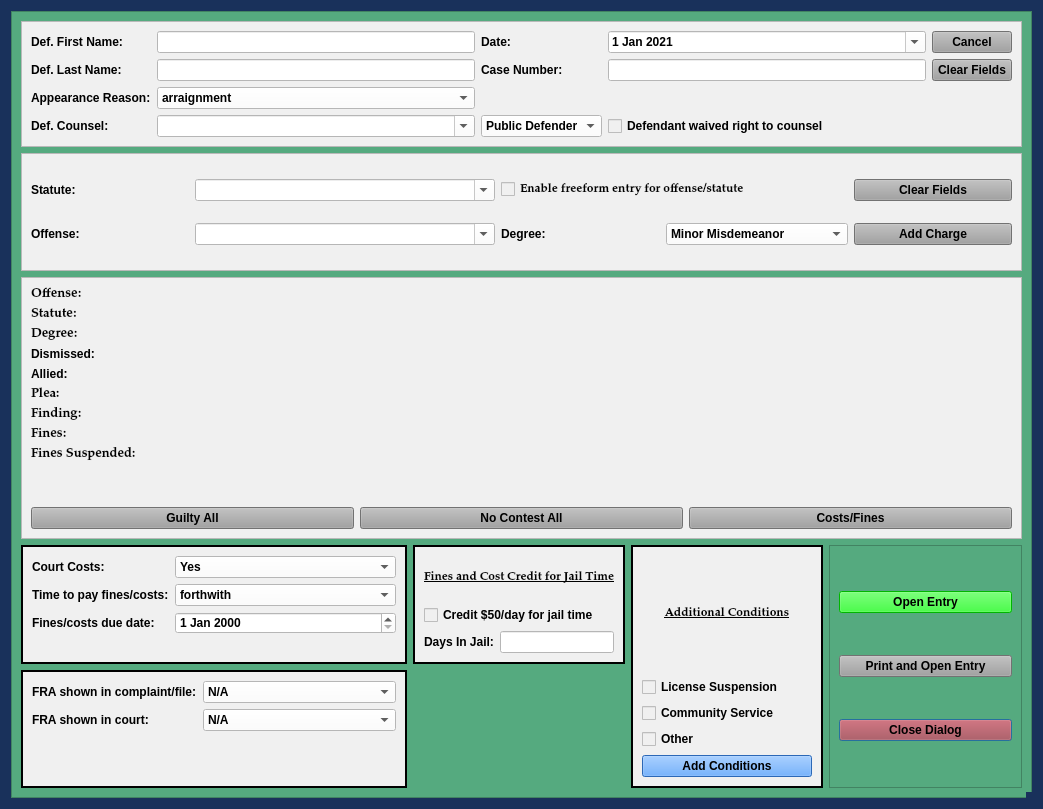
First picture: the form in package/views/ui/NoJailPleaDialog.ui, repository HunterProgram22/MuniEntry, before the edit.
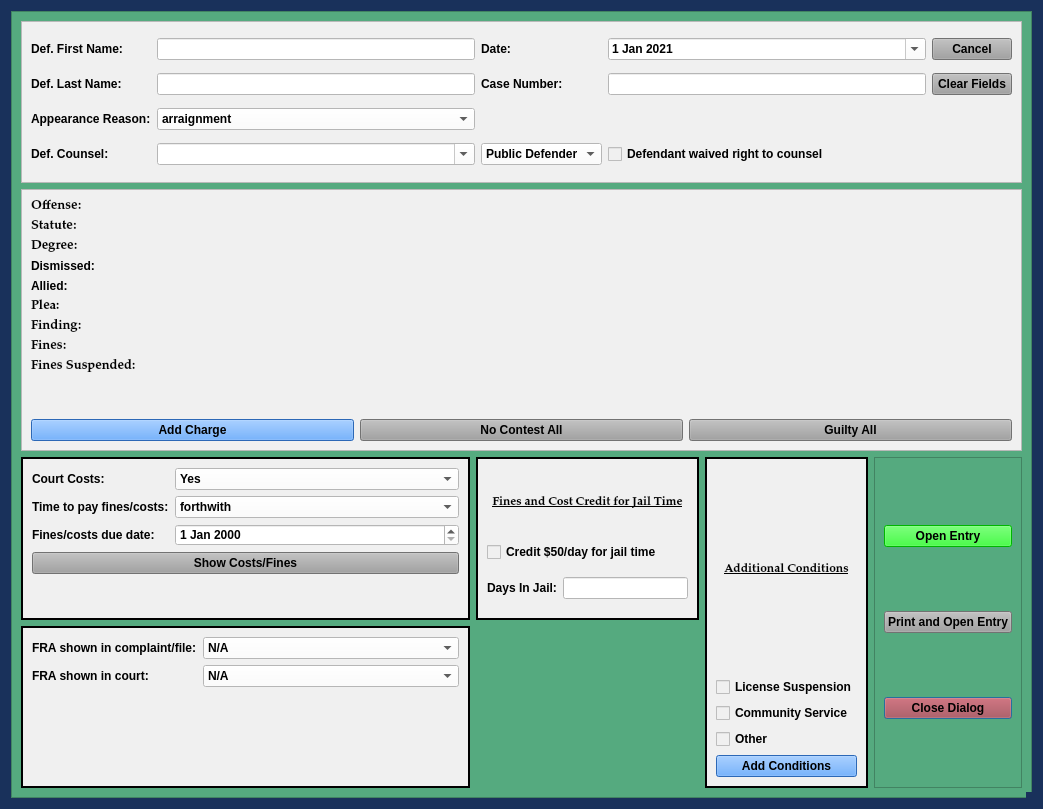
Second picture: the form after the edit.

Commit message: Working on add charge dialog.

```diff
--- a/package/views/ui/NoJailPleaDialog.ui
+++ b/package/views/ui/NoJailPleaDialog.ui
@@ -162,113 +162,12 @@
        <rect>
         <x>0</x>
         <y>0</y>
-        <width>1000</width>
-        <height>818</height>
+        <width>1021</width>
+        <height>787</height>
        </rect>
       </property>
-      <layout class="QGridLayout" name="gridLayout_4" columnstretch="2,1,1,1">
-       <item row="3" column="0">
-        <widget class="QFrame" name="frame_5">
-         <property name="sizePolicy">
-          <sizepolicy hsizetype="Preferred" vsizetype="Preferred">
-           <horstretch>0</horstretch>
-           <verstretch>0</verstretch>
-          </sizepolicy>
-         </property>
-         <property name="styleSheet">
-          <string notr="true">background-color: rgb(240, 240, 240);</string>
-         </property>
-         <property name="frameShape">
-          <enum>QFrame::Box</enum>
-         </property>
-         <property name="frameShadow">
-          <enum>QFrame::Plain</enum>
-         </property>
-         <property name="lineWidth">
-          <number>2</number>
-         </property>
-         <layout class="QFormLayout" name="formLayout">
-          <item row="0" column="0">
-           <widget class="QLabel" name="label_11">
-            <property name="text">
-             <string>Court Costs:</string>
-            </property>
-           </widget>
-          </item>
-          <item row="0" column="1">
-           <widget class="QComboBox" name="court_costs_box">
-            <property name="styleSheet">
-             <string notr="true">background-color: rgb(255, 255, 255);</string>
-            </property>
-            <item>
-             <property name="text">
-              <string>Yes</string>
-             </property>
-            </item>
-            <item>
-             <property name="text">
-              <string>Waived</string>
-             </property>
-            </item>
-            <item>
-             <property name="text">
-              <string>No</string>
-             </property>
-            </item>
-           </widget>
-          </item>
-          <item row="1" column="0">
-           <widget class="QLabel" name="label_9">
-            <property name="text">
-             <string>Time to pay fines/costs:</string>
-            </property>
-           </widget>
-          </item>
-          <item row="1" column="1">
-           <widget class="QComboBox" name="ability_to_pay_box">
-            <property name="styleSheet">
-             <string notr="true">background-color: rgb(255, 255, 255);</string>
-            </property>
-            <item>
-             <property name="text">
-              <string>forthwith</string>
-             </property>
-            </item>
-            <item>
-             <property name="text">
-              <string>within 30 days</string>
-             </property>
-            </item>
-            <item>
-             <property name="text">
-              <string>within 60 days</string>
-             </property>
-            </item>
-            <item>
-             <property name="text">
-              <string>within 90 days</string>
-             </property>
-            </item>
-           </widget>
-          </item>
-          <item row="2" column="0">
-           <widget class="QLabel" name="label_18">
-            <property name="text">
-             <string>Fines/costs due date:</string>
-            </property>
-           </widget>
-          </item>
-          <item row="2" column="1">
-           <widget class="QDateEdit" name="balance_due_date">
-            <property name="styleSheet">
-             <string notr="true">background-color: rgb(255, 255, 255);</string>
-            </property>
-           </widget>
-          </item>
-         </layout>
-        </widget>
-       </item>
-       <item row="3" column="3" rowspan="2">
+      <layout class="QGridLayout" name="gridLayout_4" columnstretch="2,0,0,0">
+       <item row="2" column="3" rowspan="2">
         <widget class="QFrame" name="frame_2">
          <property name="frameShape">
           <enum>QFrame::StyledPanel</enum>
@@ -317,7 +216,7 @@
          </layout>
         </widget>
        </item>
-       <item row="3" column="2" rowspan="2">
+       <item row="2" column="2" rowspan="2">
         <widget class="QFrame" name="frame_6">
          <property name="sizePolicy">
           <sizepolicy hsizetype="Preferred" vsizetype="Preferred">
@@ -403,7 +302,130 @@
          </layout>
         </widget>
        </item>
-       <item row="2" column="0" colspan="4">
+       <item row="2" column="0">
+        <widget class="QFrame" name="frame_5">
+         <property name="sizePolicy">
+          <sizepolicy hsizetype="Preferred" vsizetype="Preferred">
+           <horstretch>0</horstretch>
+           <verstretch>0</verstretch>
+          </sizepolicy>
+         </property>
+         <property name="styleSheet">
+          <string notr="true">background-color: rgb(240, 240, 240);</string>
+         </property>
+         <property name="frameShape">
+          <enum>QFrame::Box</enum>
+         </property>
+         <property name="frameShadow">
+          <enum>QFrame::Plain</enum>
+         </property>
+         <property name="lineWidth">
+          <number>2</number>
+         </property>
+         <layout class="QFormLayout" name="formLayout">
+          <item row="0" column="0">
+           <widget class="QLabel" name="label_11">
+            <property name="text">
+             <string>Court Costs:</string>
+            </property>
+           </widget>
+          </item>
+          <item row="0" column="1">
+           <widget class="QComboBox" name="court_costs_box">
+            <property name="styleSheet">
+             <string notr="true">background-color: rgb(255, 255, 255);</string>
+            </property>
+            <item>
+             <property name="text">
+              <string>Yes</string>
+             </property>
+            </item>
+            <item>
+             <property name="text">
+              <string>Waived</string>
+             </property>
+            </item>
+            <item>
+             <property name="text">
+              <string>No</string>
+             </property>
+            </item>
+           </widget>
+          </item>
+          <item row="1" column="0">
+           <widget class="QLabel" name="label_9">
+            <property name="text">
+             <string>Time to pay fines/costs:</string>
+            </property>
+           </widget>
+          </item>
+          <item row="1" column="1">
+           <widget class="QComboBox" name="ability_to_pay_box">
+            <property name="styleSheet">
+             <string notr="true">background-color: rgb(255, 255, 255);</string>
+            </property>
+            <item>
+             <property name="text">
+              <string>forthwith</string>
+             </property>
+            </item>
+            <item>
+             <property name="text">
+              <string>within 30 days</string>
+             </property>
+            </item>
+            <item>
+             <property name="text">
+              <string>within 60 days</string>
+             </property>
+            </item>
+            <item>
+             <property name="text">
+              <string>within 90 days</string>
+             </property>
+            </item>
+           </widget>
+          </item>
+          <item row="2" column="0">
+           <widget class="QLabel" name="label_18">
+            <property name="text">
+             <string>Fines/costs due date:</string>
+            </property>
+           </widget>
+          </item>
+          <item row="2" column="1">
+           <widget class="QDateEdit" name="balance_due_date">
+            <property name="styleSheet">
+             <string notr="true">background-color: rgb(255, 255, 255);</string>
+            </property>
+           </widget>
+          </item>
+          <item row="3" column="0" colspan="2">
+           <widget class="QPushButton" name="costs_and_fines_Button">
+            <property name="sizePolicy">
+             <sizepolicy hsizetype="Preferred" vsizetype="Fixed">
+              <horstretch>0</horstretch>
+              <verstretch>0</verstretch>
+             </sizepolicy>
+            </property>
+            <property name="focusPolicy">
+             <enum>Qt::NoFocus</enum>
+            </property>
+            <property name="styleSheet">
+             <string notr="true">background-color: rgb(160, 160, 160);</string>
+            </property>
+            <property name="text">
+             <string>Show Costs/Fines</string>
+            </property>
+            <property name="flat">
+             <bool>false</bool>
+            </property>
+           </widget>
+          </item>
+         </layout>
+        </widget>
+       </item>
+       <item row="1" column="0" colspan="4">
         <widget class="QFrame" name="frame">
          <property name="sizePolicy">
           <sizepolicy hsizetype="Preferred" vsizetype="Preferred">
@@ -423,48 +445,7 @@
          <layout class="QVBoxLayout" name="verticalLayout_2">
           <item>
            <layout class="QGridLayout" name="gridLayout_3">
-            <item row="1" column="0">
-             <widget class="QPushButton" name="guilty_all_Button">
-              <property name="sizePolicy">
-               <sizepolicy hsizetype="Preferred" vsizetype="Fixed">
-                <horstretch>0</horstretch>
-                <verstretch>0</verstretch>
-               </sizepolicy>
-              </property>
-              <property name="focusPolicy">
-               <enum>Qt::NoFocus</enum>
-              </property>
-              <property name="styleSheet">
-               <string notr="true">background-color: rgb(160, 160, 160);</string>
-              </property>
-              <property name="text">
-               <string>Guilty All</string>
-              </property>
-             </widget>
-            </item>
-            <item row="1" column="2">
-             <widget class="QPushButton" name="costs_and_fines_Button">
-              <property name="sizePolicy">
-               <sizepolicy hsizetype="Preferred" vsizetype="Fixed">
-                <horstretch>0</horstretch>
-                <verstretch>0</verstretch>
-               </sizepolicy>
-              </property>
-              <property name="focusPolicy">
-               <enum>Qt::NoFocus</enum>
-              </property>
-              <property name="styleSheet">
-               <string notr="true">background-color: rgb(160, 160, 160);</string>
-              </property>
-              <property name="text">
-               <string>Costs/Fines</string>
-              </property>
-              <property name="flat">
-               <bool>false</bool>
-              </property>
-             </widget>
-            </item>
-            <item row="1" column="1">
+            <item row="2" column="1">
              <widget class="QPushButton" name="no_contest_all_Button">
               <property name="sizePolicy">
                <sizepolicy hsizetype="Preferred" vsizetype="Fixed">
@@ -630,6 +611,35 @@
               </item>
              </layout>
             </item>
+            <item row="2" column="2">
+             <widget class="QPushButton" name="guilty_all_Button">
+              <property name="sizePolicy">
+               <sizepolicy hsizetype="Preferred" vsizetype="Fixed">
+                <horstretch>0</horstretch>
+                <verstretch>0</verstretch>
+               </sizepolicy>
+              </property>
+              <property name="focusPolicy">
+               <enum>Qt::NoFocus</enum>
+              </property>
+              <property name="styleSheet">
+               <string notr="true">background-color: rgb(160, 160, 160);</string>
+              </property>
+              <property name="text">
+               <string>Guilty All</string>
+              </property>
+             </widget>
+            </item>
+            <item row="2" column="0">
+             <widget class="QPushButton" name="add_charge_Button">
+              <property name="styleSheet">
+               <string notr="true">background-color: rgb(62, 146, 255)</string>
+              </property>
+              <property name="text">
+               <string>Add Charge</string>
+              </property>
+             </widget>
+            </item>
            </layout>
           </item>
          </layout>
@@ -853,175 +863,7 @@
          </layout>
         </widget>
        </item>
-       <item row="1" column="0" colspan="4">
-        <widget class="QFrame" name="frame_3">
-         <property name="sizePolicy">
-          <sizepolicy hsizetype="Preferred" vsizetype="Preferred">
-           <horstretch>0</horstretch>
-           <verstretch>0</verstretch>
-          </sizepolicy>
-         </property>
-         <property name="styleSheet">
-          <string notr="true">background-color: rgb(240, 240, 240);</string>
-         </property>
-         <property name="frameShape">
-          <enum>QFrame::StyledPanel</enum>
-         </property>
-         <property name="frameShadow">
-          <enum>QFrame::Raised</enum>
-         </property>
-         <layout class="QGridLayout" name="gridLayout_2">
-          <item row="1" column="0">
-           <widget class="QLabel" name="label_15">
-            <property name="text">
-             <string>Offense:</string>
-            </property>
-           </widget>
-          </item>
-          <item row="0" column="4">
-           <widget class="QPushButton" name="clear_fields_charge_Button">
-            <property name="focusPolicy">
-             <enum>Qt::NoFocus</enum>
-            </property>
-            <property name="styleSheet">
-             <string notr="true">background-color: rgb(160, 160, 160);</string>
-            </property>
-            <property name="text">
-             <string>Clear Fields</string>
-            </property>
-           </widget>
-          </item>
-          <item row="1" column="1">
-           <widget class="QComboBox" name="offense_choice_box">
-            <property name="minimumSize">
-             <size>
-              <width>300</width>
-              <height>0</height>
-             </size>
-            </property>
-            <property name="styleSheet">
-             <string notr="true">background-color: rgb(255, 255, 255);</string>
-            </property>
-            <property name="editable">
-             <bool>true</bool>
-            </property>
-           </widget>
-          </item>
-          <item row="0" column="0">
-           <widget class="QLabel" name="label_6">
-            <property name="text">
-             <string>Statute:</string>
-            </property>
-           </widget>
-          </item>
-          <item row="0" column="1">
-           <widget class="QComboBox" name="statute_choice_box">
-            <property name="enabled">
-             <bool>true</bool>
-            </property>
-            <property name="minimumSize">
-             <size>
-              <width>300</width>
-              <height>0</height>
-             </size>
-            </property>
-            <property name="focusPolicy">
-             <enum>Qt::WheelFocus</enum>
-            </property>
-            <property name="styleSheet">
-             <string notr="true">background-color: rgb(255, 255, 255);</string>
-            </property>
-            <property name="editable">
-             <bool>true</bool>
-            </property>
-           </widget>
-          </item>
-          <item row="1" column="2">
-           <widget class="QLabel" name="label_23">
-            <property name="text">
-             <string>Degree:</string>
-            </property>
-           </widget>
-          </item>
-          <item row="1" column="3">
-           <widget class="QComboBox" name="degree_choice_box">
-            <property name="enabled">
-             <bool>true</bool>
-            </property>
-            <property name="focusPolicy">
-             <enum>Qt::NoFocus</enum>
-            </property>
-            <property name="styleSheet">
-             <string notr="true">background-color: rgb(255, 255, 255);</string>
-            </property>
-            <item>
-             <property name="text">
-              <string>Minor Misdemeanor</string>
-             </property>
-            </item>
-            <item>
-             <property name="text">
-              <string>M1</string>
-             </property>
-            </item>
-            <item>
-             <property name="text">
-              <string>M2</string>
-             </property>
-            </item>
-            <item>
-             <property name="text">
-              <string>M3</string>
-             </property>
-            </item>
-            <item>
-             <property name="text">
-              <string>M4</string>
-             </property>
-            </item>
-            <item>
-             <property name="text">
-              <string>Unclassified Misdemeanor</string>
-             </property>
-            </item>
-           </widget>
-          </item>
-          <item row="1" column="4">
-           <widget class="QPushButton" name="add_charge_Button">
-            <property name="styleSheet">
-             <string notr="true">background-color: rgb(160, 160, 160);</string>
-            </property>
-            <property name="text">
-             <string>Add Charge</string>
-            </property>
-           </widget>
-          </item>
-          <item row="0" column="2" colspan="2">
-           <widget class="QCheckBox" name="freeform_entry_checkBox">
-            <property name="font">
-             <font>
-              <family>Palatino Linotype</family>
-              <pointsize>9</pointsize>
-              <weight>9</weight>
-              <italic>false</italic>
-              <bold>false</bold>
-             </font>
-            </property>
-            <property name="focusPolicy">
-             <enum>Qt::NoFocus</enum>
-            </property>
-            <property name="styleSheet">
-             <string notr="true">font: 75 9pt &quot;Palatino Linotype&quot;;</string>
-            </property>
-            <property name="text">
-             <string>Enable freeform entry for offense/statute</string>
-            </property>
-           </widget>
-          </item>
-         </layout>
-        </widget>
-       </item>
-       <item row="3" column="1">
+       <item row="2" column="1">
         <widget class="QFrame" name="jail_time_credit_frame">
          <property name="styleSheet">
           <string notr="true">background-color: rgb(240, 240, 240);
@@ -1088,7 +930,7 @@
          </layout>
         </widget>
        </item>
-       <item row="4" column="0">
+       <item row="3" column="0">
         <widget class="QFrame" name="frame_7">
          <property name="sizePolicy">
           <sizepolicy hsizetype="Preferred" vsizetype="Preferred">
```
Left out of the diff: 3 changed lines with no effect on the pictures. The commit also changes 4 other files.
